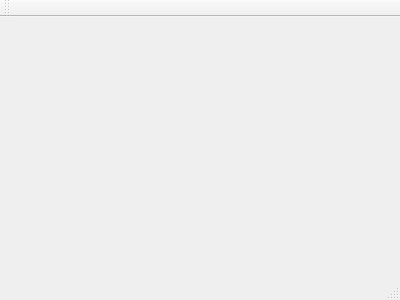
Above: mainwindow.ui from chonlon/tomatoclock before the change. Below: the same form after it.
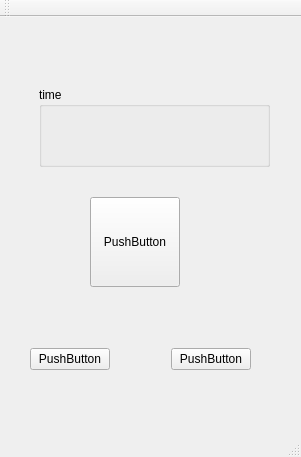
That is the form after the change.

Patch:
```diff
--- a/mainwindow.ui
+++ b/mainwindow.ui
@@ -1,24 +1,111 @@
 <ui version="4.0">
  <class>MainWindow</class>
- <widget class="QMainWindow" name="MainWindow" >
-  <property name="geometry" >
+ <widget class="QMainWindow" name="MainWindow">
+  <property name="geometry">
    <rect>
     <x>0</x>
     <y>0</y>
-    <width>400</width>
-    <height>300</height>
+    <width>301</width>
+    <height>457</height>
    </rect>
   </property>
   <property name="windowTitle" >
    <string>MainWindow</string>
   </property>
-  <widget class="QMenuBar" name="menuBar" />
-  <widget class="QToolBar" name="mainToolBar" />
-  <widget class="QWidget" name="centralWidget" />
-  <widget class="QStatusBar" name="statusBar" />
+  <widget class="QWidget" name="centralWidget">
+   <widget class="QPushButton" name="pushButton">
+    <property name="geometry">
+     <rect>
+      <x>90</x>
+      <y>180</y>
+      <width>90</width>
+      <height>90</height>
+     </rect>
+    </property>
+    <property name="text">
+     <string>PushButton</string>
+    </property>
+   </widget>
+   <widget class="QGroupBox" name="groupBox">
+    <property name="geometry">
+     <rect>
+      <x>39</x>
+      <y>70</y>
+      <width>231</width>
+      <height>80</height>
+     </rect>
+    </property>
+    <property name="title">
+     <string>time</string>
+    </property>
+   </widget>
+   <widget class="QWidget" name="">
+    <property name="geometry">
+     <rect>
+      <x>20</x>
+      <y>320</y>
+      <width>242</width>
+      <height>61</height>
+     </rect>
+    </property>
+    <layout class="QHBoxLayout" name="horizontalLayout">
+     <property name="sizeConstraint">
+      <enum>QLayout::SetMaximumSize</enum>
+     </property>
+     <property name="leftMargin">
+      <number>10</number>
+     </property>
+     <item>
+      <widget class="QPushButton" name="pushButton_2">
+       <property name="text">
+        <string>PushButton</string>
+       </property>
+      </widget>
+     </item>
+     <item>
+      <spacer name="horizontalSpacer">
+       <property name="orientation">
+        <enum>Qt::Horizontal</enum>
+       </property>
+       <property name="sizeHint" stdset="0">
+        <size>
+         <width>40</width>
+         <height>20</height>
+        </size>
+       </property>
+      </spacer>
+     </item>
+     <item>
+      <widget class="QPushButton" name="pushButton_3">
+       <property name="text">
+        <string>PushButton</string>
+       </property>
+      </widget>
+     </item>
+    </layout>
+   </widget>
+  </widget>
+  <widget class="QMenuBar" name="menuBar">
+   <property name="geometry">
+    <rect>
+     <x>0</x>
+     <y>0</y>
+     <width>301</width>
+     <height>26</height>
+    </rect>
+   </property>
+  </widget>
+  <widget class="QToolBar" name="mainToolBar">
+   <attribute name="toolBarArea">
+    <enum>TopToolBarArea</enum>
+   </attribute>
+   <attribute name="toolBarBreak">
+    <bool>false</bool>
+   </attribute>
+  </widget>
+  <widget class="QStatusBar" name="statusBar"/>
  </widget>
- <layoutDefault spacing="6" margin="11" />
- <pixmapfunction></pixmapfunction>
+ <layoutdefault spacing="6" margin="11"/>
  <resources/>
  <connections/>
 </ui>
```
Left out of the diff: 3 changed lines with no effect on the pictures.
